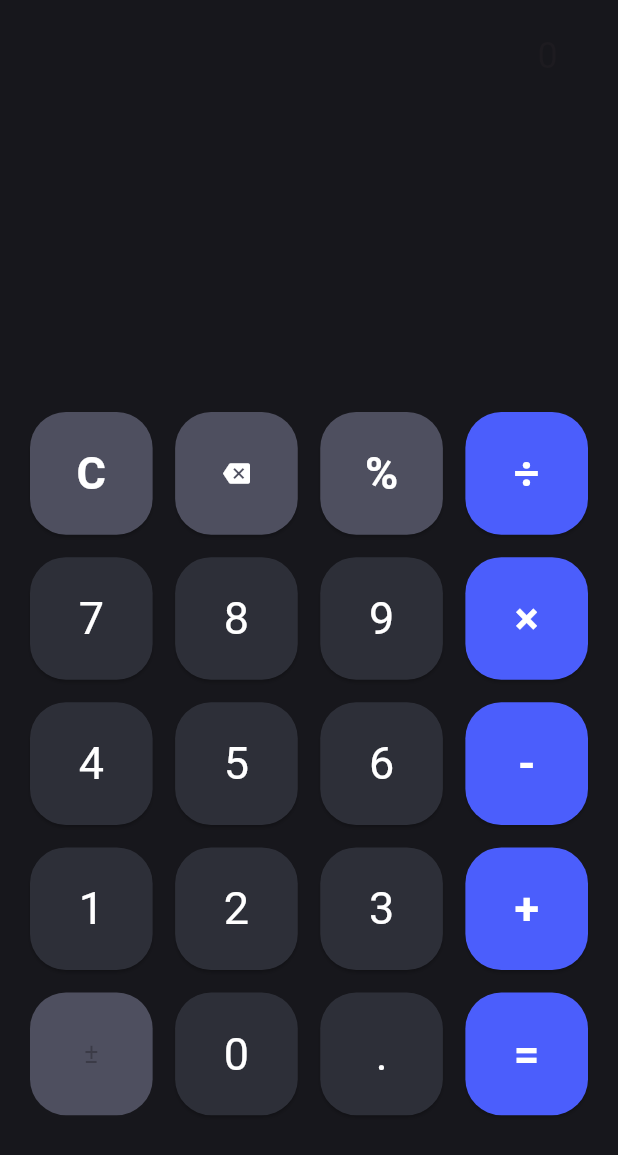
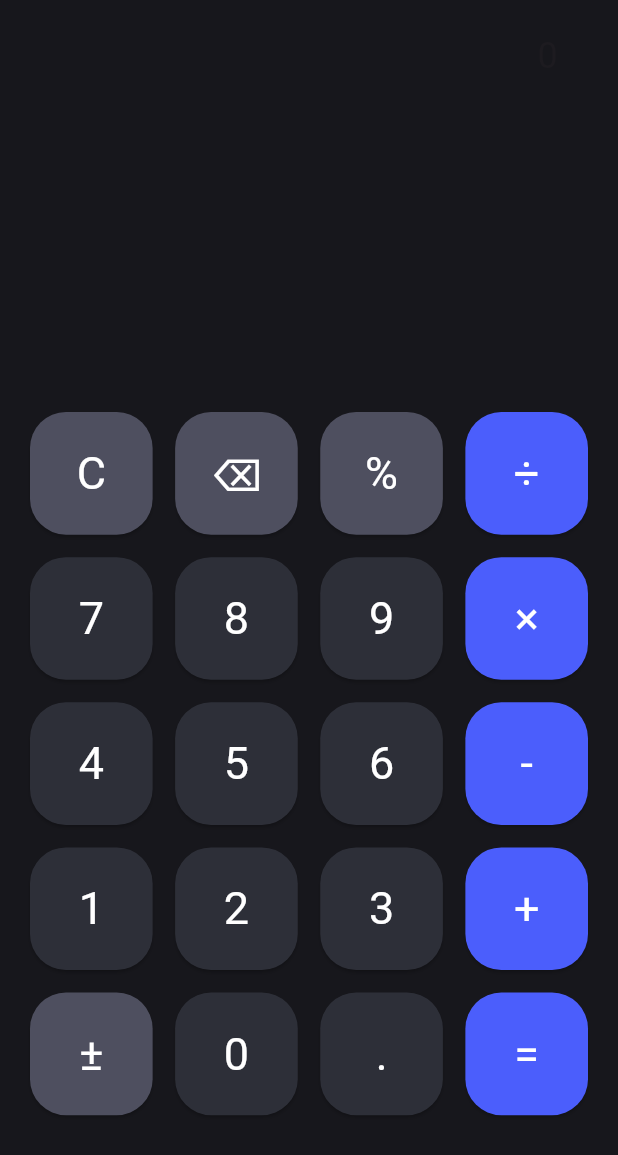
Before and after one commit to wimpykido/flutter-calculator, a Flutter app: the screen it shows after launch, on a phone screen of 412 x 824 dp. Shown: the top 1155 px of the screen. Run offline on Flutter 3.47's test engine with Material 3 defaults, Android fonts, the phone set to English and light mode, and no system bars; our stand-ins replace equatable, flutter_bloc, math_expressions.

Commit message:
refactor: calculator screen

```diff
--- a/lib/main.dart
+++ b/lib/main.dart
@@ -6,6 +6,7 @@ import 'package:flutter_bloc/flutter_bloc.dart';
 void main() {
   runApp(const MyApp());
 }
+
 class MyApp extends StatelessWidget {
   const MyApp({super.key});
 
@@ -14,25 +15,8 @@ class MyApp extends StatelessWidget {
     return MaterialApp(
       home: BlocProvider(
         create: (context) => CalculatorBloc(),
-        child: const CalculatorScreen(),
+        child: CalculatorScreen(),
       ),
     );
   }
 }
-// class MyApp extends StatelessWidget {
-//   const MyApp({super.key});
-//   @override
-//   Widget build(BuildContext context) {
-//     return MaterialApp(
-//       title: 'calculator',
-//       theme: ThemeData(
-//         colorScheme: ColorScheme.fromSeed(seedColor: const Color(0xFF17171C)),
-//         useMaterial3: true,
-//       ),
-//       home: BlocProvider(
-//         create: (context) => CalculatorBloc(),
-//         child: CalculatorScreen(),
-//       ),
-//     );
-//   }
-// }
--- a/lib/screens/calculator_screen.dart
+++ b/lib/screens/calculator_screen.dart
@@ -6,14 +6,32 @@ import 'package:calculator/widgets/result.dart';
 import 'package:flutter/material.dart';
 import 'package:flutter_bloc/flutter_bloc.dart';
 
-class CalculatorScreen extends StatefulWidget {
-  const CalculatorScreen({super.key});
+class CalculatorScreen extends StatelessWidget {
+  CalculatorScreen({super.key});
 
-  @override
-  State<CalculatorScreen> createState() => _CalculatorScreenState();
-}
+  final Map<String, Function(BuildContext)> buttonActions = {
+    'C': (context) => BlocProvider.of<CalculatorBloc>(context).add(ClearEvent()),
+    '⌫': (context) => BlocProvider.of<CalculatorBloc>(context).add(BackspaceEvent()),
+    '%': (context) => BlocProvider.of<CalculatorBloc>(context).add(PercentageEvent()),
+    '÷': (context) => BlocProvider.of<CalculatorBloc>(context).add(DivisionEvent()),
+    '7': (context) => BlocProvider.of<CalculatorBloc>(context).add(NumberPressedEvent('7')),
+    '8': (context) => BlocProvider.of<CalculatorBloc>(context).add(NumberPressedEvent('8')),
+    '9': (context) => BlocProvider.of<CalculatorBloc>(context).add(NumberPressedEvent('9')),
+    '×': (context) => BlocProvider.of<CalculatorBloc>(context).add(MultiplicationEvent()),
+    '4': (context) => BlocProvider.of<CalculatorBloc>(context).add(NumberPressedEvent('4')),
+    '5': (context) => BlocProvider.of<CalculatorBloc>(context).add(NumberPressedEvent('5')),
+    '6': (context) => BlocProvider.of<CalculatorBloc>(context).add(NumberPressedEvent('6')),
+    '-': (context) => BlocProvider.of<CalculatorBloc>(context).add(SubtractionEvent()),
+    '1': (context) => BlocProvider.of<CalculatorBloc>(context).add(NumberPressedEvent('1')),
+    '2': (context) => BlocProvider.of<CalculatorBloc>(context).add(NumberPressedEvent('2')),
+    '3': (context) => BlocProvider.of<CalculatorBloc>(context).add(NumberPressedEvent('3')),
+    '+': (context) => BlocProvider.of<CalculatorBloc>(context).add(AdditionEvent()),
+    '±': (context) => () {},
+    '0': (context) => BlocProvider.of<CalculatorBloc>(context).add(NumberPressedEvent('0')),
+    '.': (context) => BlocProvider.of<CalculatorBloc>(context).add(DecimalEvent()),
+    '=': (context) => BlocProvider.of<CalculatorBloc>(context).add(EqualEvent()),
+  };
 
-class _CalculatorScreenState extends State<CalculatorScreen> {
   @override
   Widget build(BuildContext context) {
     return Scaffold(
@@ -28,148 +46,36 @@ class _CalculatorScreenState extends State<CalculatorScreen> {
             const CalculatorOutput(),
             Expanded(
               flex: 2,
-                    child: GridView.count(
+              child: GridView.builder(
+                itemCount: buttonActions.length,
+                gridDelegate: const SliverGridDelegateWithFixedCrossAxisCount(
                   crossAxisCount: 4,
                   mainAxisSpacing: 15,
                   crossAxisSpacing: 15,
-                  children: [
-                    CalculatorButton(
-                      color: const Color(0xFF4E4F5F),
-                      title: 'C',
-                      isOperator: true,
-                      onPressed: () => BlocProvider.of<CalculatorBloc>(context)
-                          .add(ClearEvent()),
                 ),
-                    CalculatorButton(
-                      color: const Color(0xFF4E4F5F),
-                      icon: const Icon(
-                        Icons.backspace,
-                        color: Colors.white,
-                      ),
-                      isOperator: true,
-                      onPressed: () {
-                        BlocProvider.of<CalculatorBloc>(context)
-                            .add(BackspaceEvent());
+                itemBuilder: (context, index) {
+                  final entry = buttonActions.entries.elementAt(index);
+                  final String title = entry.key;
+                  final Function(BuildContext) onPressed = entry.value;
+
+                  Color? buttonColor;
+                  if (['C', '⌫', '%', '±'].contains(title)) {
+                    buttonColor = const Color(0xFF4E4F5F);
+                  } else if (['×', '-', '+', '=', '÷'].contains(title)) {
+                    buttonColor = const Color(0xFF4B5EFC);
+                  }
+
+                  return CalculatorButton(
+                    color: buttonColor,
+                    title: title,
+                    onPressed: () => onPressed(context),
+                  );
                 },
               ),
-                    CalculatorButton(
-                      title: '%',
-                      color: const Color(0xFF4E4F5F),
-                      isOperator: true,
-                      onPressed: () {
-                        BlocProvider.of<CalculatorBloc>(context)
-                            .add(PercentageEvent());
-                      },
-                    ),
-                    CalculatorButton(
-                      title: '÷',
-                      color: const Color(0xFF4B5EFC),
-                      isOperator: true,
-                      onPressed: () {
-                        BlocProvider.of<CalculatorBloc>(context)
-                            .add(DivisionEvent());
-                      },
-                    ),
-                    CalculatorButton(
-                      title: '7',
-                      onPressed: () => BlocProvider.of<CalculatorBloc>(context)
-                          .add(NumberPressedEvent('7')),
-                    ),
-                    CalculatorButton(
-                      title: '8',
-                      onPressed: () => BlocProvider.of<CalculatorBloc>(context)
-                          .add(NumberPressedEvent('8')),
-                    ),
-                    CalculatorButton(
-                      title: '9',
-                      onPressed: () => BlocProvider.of<CalculatorBloc>(context)
-                          .add(NumberPressedEvent('9')),
-                    ),
-                    CalculatorButton(
-                      title: '×',
-                      color: const Color(0xFF4B5EFC),
-                      isOperator: true,
-                      onPressed: () {
-                        BlocProvider.of<CalculatorBloc>(context)
-                            .add(MultiplicationEvent());
-                      },
-                    ),
-                    CalculatorButton(
-                      title: '4',
-                      onPressed: () => BlocProvider.of<CalculatorBloc>(context)
-                          .add(NumberPressedEvent('4')),
-                    ),
-                    CalculatorButton(
-                      title: '5',
-                      onPressed: () => BlocProvider.of<CalculatorBloc>(context)
-                          .add(NumberPressedEvent('5')),
-                    ),
-                    CalculatorButton(
-                      title: '6',
-                      onPressed: () => BlocProvider.of<CalculatorBloc>(context)
-                          .add(NumberPressedEvent('6')),
-                    ),
-                    CalculatorButton(
-                      title: '-',
-                      color: const Color(0xFF4B5EFC),
-                      isOperator: true,
-                      onPressed: () {
-                        BlocProvider.of<CalculatorBloc>(context)
-                            .add(SubtractionEvent());
-                      },
-                    ),
-                    CalculatorButton(
-                      title: '1',
-                      onPressed: () => BlocProvider.of<CalculatorBloc>(context)
-                          .add(NumberPressedEvent('1')),
-                    ),
-                    CalculatorButton(
-                      title: '2',
-                      onPressed: () => BlocProvider.of<CalculatorBloc>(context)
-                          .add(NumberPressedEvent('2')),
-                    ),
-                    CalculatorButton(
-                      title: '3',
-                      onPressed: () => BlocProvider.of<CalculatorBloc>(context)
-                          .add(NumberPressedEvent('3')),
-                    ),
-                    CalculatorButton(
-                      title: '+',
-                      color: const Color(0xFF4B5EFC),
-                      isOperator: true,
-                      onPressed: () {
-                        BlocProvider.of<CalculatorBloc>(context)
-                            .add(AdditionEvent());
-                      },
-                    ),
-                    const CalculatorButton(
-                      icon: Icon(
-                        IconData(0x00B1, fontFamily: 'MaterialIcons'),
-                      ),
-                      color: Color(0xFF4E4F5F),
-                    ),
-                    CalculatorButton(
-                      title: '0',
-                      onPressed: () => BlocProvider.of<CalculatorBloc>(context)
-                          .add(NumberPressedEvent('0')),
-                    ),
-                    CalculatorButton(
-                      title: '.',
-                      onPressed: () => BlocProvider.of<CalculatorBloc>(context)
-                          .add(DecimalEvent()),
-                    ),
-                    CalculatorButton(
-                      title: '=',
-                      color: const Color(0xFF4B5EFC),
-                      isOperator: true,
-                      onPressed: () {
-                        BlocProvider.of<CalculatorBloc>(context)
-                            .add(EqualEvent());
-                      },
             ),
           ],
-                ))
-              ]),
-        ));
+        ),
+      ),
+    );
   }
 }
--- a/lib/widgets/button.dart
+++ b/lib/widgets/button.dart
@@ -1,13 +1,15 @@
 import 'package:flutter/material.dart';
 
 class CalculatorButton extends StatelessWidget {
-  const CalculatorButton(
-      {super.key,
-      this.title,
-      this.onPressed,
-      this.color = const Color(0xFF2D2F38),
-      this.isOperator = false,
-      this.icon});
+  const CalculatorButton({
+    super.key,
+    this.title,
+    this.onPressed,
+    Color? color,
+    this.isOperator = false,
+    this.icon,
+  }) : color = color ?? const Color(0xFF2D2F38);
+
   final String? title;
   final VoidCallback? onPressed;
   final Color? color;
@@ -19,9 +21,7 @@ class CalculatorButton extends StatelessWidget {
     return ElevatedButton(
       onPressed: onPressed,
       style: ButtonStyle(
-        backgroundColor: MaterialStateProperty.resolveWith(
-          (states) => color,
-        ),
+        backgroundColor: MaterialStateProperty.resolveWith((states) => color),
         shape: MaterialStateProperty.resolveWith(
           (states) => const RoundedRectangleBorder(
             borderRadius: BorderRadius.all(Radius.circular(24)),
--- a/lib/widgets/input.dart
+++ b/lib/widgets/input.dart
@@ -22,7 +22,6 @@ class CalculatorInput extends StatelessWidget {
               // Display default "zero" for initial state
               displayText = '0';
             }
-
             return Text(
               displayText,
               style: const TextStyle(fontSize: 24),
```
Lines whose indentation alone changed are shown as unchanged.
